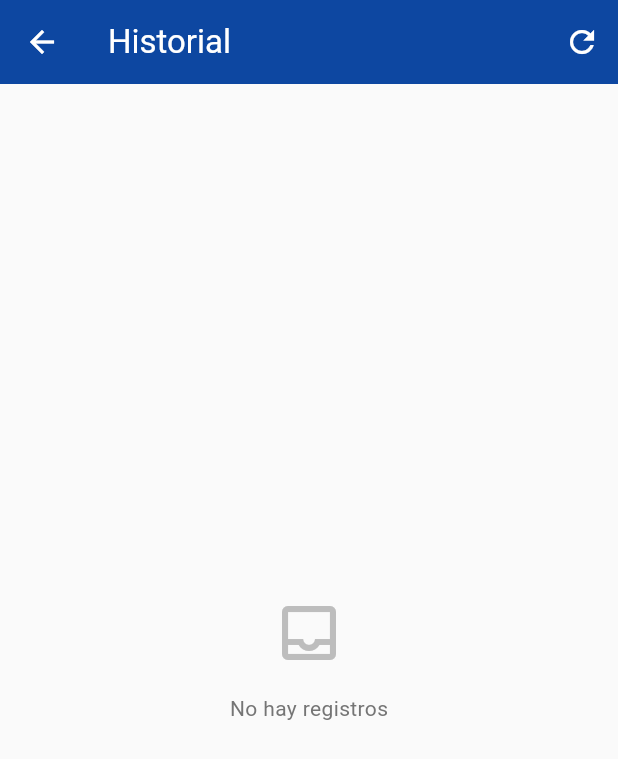
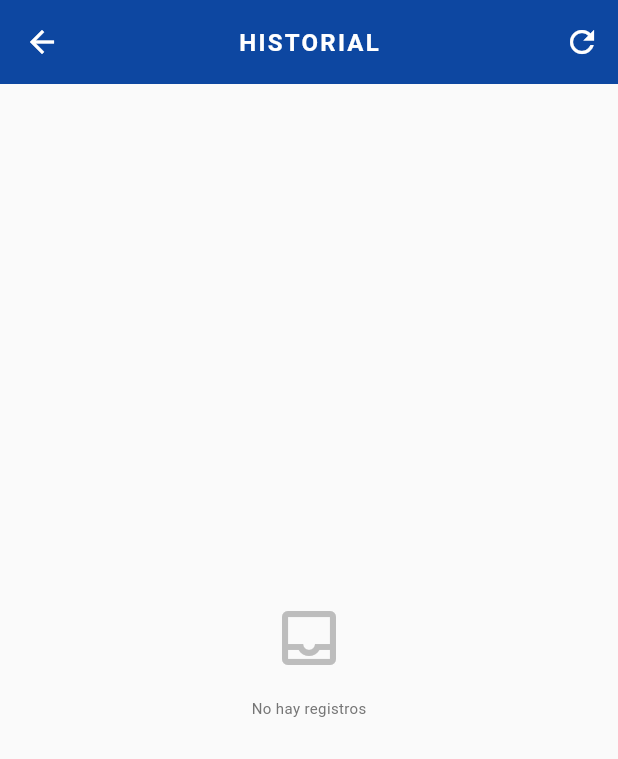
Before and after one commit to devadriancr/veriflow, a Flutter app: the screen it shows after launch, after a tap on the "history" icon, on a phone screen of 412 x 824 dp. Shown: the top 759 px of the screen. Run offline on Flutter 3.47's test engine with Material 3 defaults, Android fonts, the phone set to English and light mode, and no system bars; our stand-ins replace sqflite; accounts and stored records are empty.

Commit message:
fix: home screen

```diff
--- a/lib/views/home_screen.dart
+++ b/lib/views/home_screen.dart
@@ -27,7 +27,6 @@ class _HomeScreenState extends State<HomeScreen> {
 
   void _fieldFocusChange(
       BuildContext context, FocusNode current, FocusNode next) {
-    current.unfocus();
     FocusScope.of(context).requestFocus(next);
   }
 
@@ -35,10 +34,25 @@ class _HomeScreenState extends State<HomeScreen> {
     _containerController.clear();
     _visualAidController.clear();
     _finalLabelController.clear();
-    _containerFocus.requestFocus();
+    FocusScope.of(context).requestFocus(_containerFocus);
   }
 
   Future<void> _validateAndNavigate() async {
+    if (_containerController.text.isEmpty) {
+      _showErrorDialog('Contenedor', 'Este campo no puede estar vacío.');
+      return;
+    }
+
+    if (_visualAidController.text.isEmpty) {
+      _showErrorDialog('Ayuda Visual', 'Este campo no puede estar vacío.');
+      return;
+    }
+
+    if (_finalLabelController.text.isEmpty) {
+      _showErrorDialog('Etiqueta Final', 'Este campo no puede estar vacío.');
+      return;
+    }
+
     if (!_containerController.text.startsWith('C-')) {
       _showErrorDialog('Contenedor',
           'Revisa que el código se haya escaneado correctamente.');
@@ -48,6 +62,13 @@ class _HomeScreenState extends State<HomeScreen> {
     if (!_visualAidController.text.startsWith('V-')) {
       _showErrorDialog('Ayuda Visual',
           'Revisa que el código se haya escaneado correctamente.');
+      return;
+    }
+
+    if (_finalLabelController.text.contains('C-') ||
+        _finalLabelController.text.contains('V-')) {
+      _showErrorDialog(
+          'Etiqueta Final', 'Revisa que se haya escaneado la etiqueta final.');
       return;
     }
 
@@ -88,7 +109,12 @@ class _HomeScreenState extends State<HomeScreen> {
     return Scaffold(
       appBar: AppBar(
         title: const Text('VERIFLOW',
-            style: TextStyle(fontWeight: FontWeight.bold)),
+            style: TextStyle(
+              fontWeight: FontWeight.bold,
+              fontSize: 16,
+              letterSpacing: 1.5,
+            )),
+        centerTitle: true,
         actions: [
           IconButton(
             icon: const Icon(Icons.history, size: 28),
@@ -99,67 +125,128 @@ class _HomeScreenState extends State<HomeScreen> {
           ),
         ],
       ),
-      body: Stack(
-        children: [
-          SingleChildScrollView(
-            padding: const EdgeInsets.all(16),
+      body: Padding(
+        padding: const EdgeInsets.symmetric(horizontal: 24.0),
         child: Column(
           children: [
-                TextField(
+            Expanded(
+              child: SingleChildScrollView(
+                child: Column(
+                  children: [
+                    const SizedBox(height: 20),
+                    _buildInputField(
                       controller: _containerController,
                       focusNode: _containerFocus,
-                  decoration: const InputDecoration(
-                    labelText: 'Contenedor',
-                    hintText: 'C-XXXXX',
+                      label: 'Contenedor',
+                      hint: 'C-XXXXX',
+                      icon: Icons.local_shipping,
+                      nextFocus: _visualAidFocus,
                     ),
-                  textInputAction: TextInputAction.next,
-                  onSubmitted: (_) => _fieldFocusChange(
-                      context, _containerFocus, _visualAidFocus),
-                ),
-                const SizedBox(height: 16),
-                TextField(
+                    const SizedBox(height: 12),
+                    _buildInputField(
                       controller: _visualAidController,
                       focusNode: _visualAidFocus,
-                  decoration: const InputDecoration(
-                    labelText: 'Ayuda Visual',
-                    hintText: 'V-XXXXX',
+                      label: 'Ayuda Visual',
+                      hint: 'V-XXXXX',
+                      icon: Icons.article,
+                      nextFocus: _finalLabelFocus,
                     ),
-                  textInputAction: TextInputAction.next,
-                  onSubmitted: (_) => _fieldFocusChange(
-                      context, _visualAidFocus, _finalLabelFocus),
-                ),
-                const SizedBox(height: 16),
-                TextField(
+                    const SizedBox(height: 12),
+                    _buildInputField(
                       controller: _finalLabelController,
                       focusNode: _finalLabelFocus,
-                  decoration: const InputDecoration(
-                    labelText: 'Etiqueta Final',
-                    hintText: 'XXXXX',
+                      label: 'Etiqueta Final',
+                      hint: 'XXXXX',
+                      icon: Icons.local_offer,
+                      isLast: true,
                     ),
-                  textInputAction: TextInputAction.done,
-                  onSubmitted: (_) => _validateAndNavigate(),
-                ),
-                const SizedBox(height: 80),
+                    const SizedBox(height: 20),
                   ],
                 ),
               ),
-          Positioned(
-            bottom: 20,
-            left: 16,
-            right: 16,
+            ),
+            _buildValidateButton(),
+          ],
+        ),
+      ),
+    );
+  }
+
+  Widget _buildInputField({
+    required TextEditingController controller,
+    required FocusNode focusNode,
+    required String label,
+    required String hint,
+    required IconData icon,
+    FocusNode? nextFocus,
+    bool isLast = false,
+  }) {
+    return TextField(
+      controller: controller,
+      focusNode: focusNode,
+      decoration: InputDecoration(
+        labelText: label,
+        hintText: hint,
+        prefixIcon: Icon(icon, color: Colors.blue[900]),
+        filled: true,
+        fillColor: Colors.grey[50],
+        border: OutlineInputBorder(
+          borderRadius: BorderRadius.circular(8),
+          borderSide: BorderSide(color: Colors.grey[400]!), // Borde visible
+        ),
+        focusedBorder: OutlineInputBorder(
+          borderRadius: BorderRadius.circular(8),
+          borderSide: BorderSide(color: Colors.blue[900]!, width: 1.5),
+        ),
+        contentPadding:
+            const EdgeInsets.symmetric(vertical: 16, horizontal: 20),
+      ),
+      style: TextStyle(color: Colors.grey[800], fontSize: 16),
+      textInputAction: isLast ? TextInputAction.done : TextInputAction.next,
+      onSubmitted: (_) {
+        if (isLast) {
+          _validateAndNavigate();
+        } else {
+          _fieldFocusChange(context, focusNode, nextFocus!);
+        }
+      },
+    );
+  }
+
+  Widget _buildValidateButton() {
+    return Padding(
+      padding: const EdgeInsets.only(bottom: 8, top: 8, left: 8, right: 8),
+      child: SizedBox(
+        width: double.infinity,
         child: ElevatedButton(
           onPressed: _validateAndNavigate,
           style: ElevatedButton.styleFrom(
-                padding: const EdgeInsets.symmetric(vertical: 16),
             backgroundColor: Colors.blue[900],
+            padding: const EdgeInsets.symmetric(vertical: 12),
+            shape: RoundedRectangleBorder(
+              borderRadius: BorderRadius.circular(28),
             ),
-              child: const Text('VALIDAR',
+            elevation: 3,
+            shadowColor: Colors.blue[900]!.withOpacity(0.3),
+          ),
+          child: const Row(
+            mainAxisAlignment: MainAxisAlignment.center,
+            children: [
+              Icon(Icons.check_circle, color: Colors.white, size: 24),
+              SizedBox(width: 12),
+              Text(
+                'VALIDAR',
                 style: TextStyle(
-                      fontSize: 16, color: Colors.white, letterSpacing: 1.2)),
+                  fontSize: 16,
+                  color: Colors.white,
+                  fontWeight: FontWeight.w600,
+                  letterSpacing: 1.2,
                 ),
               ),
             ],
           ),
+        ),
+      ),
     );
   }
 }
--- a/lib/views/records_screen.dart
+++ b/lib/views/records_screen.dart
@@ -56,7 +56,7 @@ class _RecordsScreenState extends State<RecordsScreen> {
             value,
             style: TextStyle(
               fontFamily: 'monospace',
-              fontSize: 13,
+              fontSize: 10,
               color: Colors.grey[800],
             ),
             overflow: TextOverflow.ellipsis,
@@ -68,7 +68,7 @@ class _RecordsScreenState extends State<RecordsScreen> {
   }
 
   Widget _buildRecordItem(RecordModel record) {
-    final formattedDate = DateFormat('dd/MM/yy - HH:mm').format(
+    final formattedDate = DateFormat('dd-MM-yy - HH:mm:ss').format(
       DateTime.parse(record.creationDate).toLocal(),
     );
 
@@ -130,7 +130,7 @@ class _RecordsScreenState extends State<RecordsScreen> {
             'No hay registros',
             style: TextStyle(
               color: Colors.grey[600],
-              fontSize: 14,
+              fontSize: 10,
             ),
           ),
         ],
@@ -143,7 +143,7 @@ class _RecordsScreenState extends State<RecordsScreen> {
       child: Column(
         mainAxisAlignment: MainAxisAlignment.center,
         children: [
-          const Icon(Icons.error_outline, color: Colors.red, size: 48),
+          const Icon(Icons.error_outline, color: Colors.red, size: 24),
           const SizedBox(height: 16),
           const Text('Error al cargar datos'),
           const SizedBox(height: 16),
@@ -160,7 +160,15 @@ class _RecordsScreenState extends State<RecordsScreen> {
   Widget build(BuildContext context) {
     return Scaffold(
       appBar: AppBar(
-        title: const Text('Historial'),
+        title: const Text(
+          'HISTORIAL',
+          style: TextStyle(
+            fontWeight: FontWeight.bold,
+            fontSize: 16,
+            letterSpacing: 1.5,
+          ),
+        ),
+        centerTitle: true,
         actions: [
           IconButton(
             icon: const Icon(Icons.refresh),
```
Lines whose indentation alone changed are shown as unchanged.
